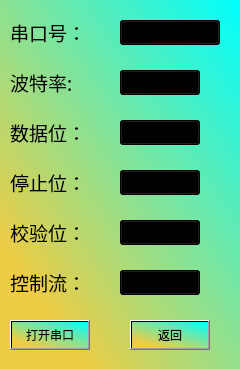
Old version of the form serport_dialog.ui in the repository SWX-TJ/RobotVisionClient.
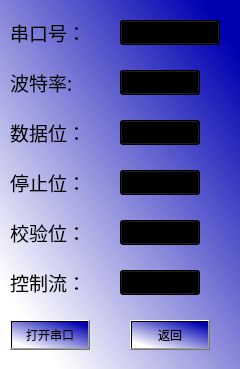
New version of the form. Icons and pictures are not drawn.

What changed in the file:
```diff
--- a/serport_dialog.ui
+++ b/serport_dialog.ui
@@ -18,7 +18,7 @@
     <normaloff>:/icon_image/resource/robot.ico</normaloff>:/icon_image/resource/robot.ico</iconset>
   </property>
   <property name="styleSheet">
-   <string notr="true">background-color: qlineargradient(spread:pad, x1:0.199, y1:0.852273, x2:1, y2:0, stop:0 rgba(238, 204, 68, 255), stop:1 rgba(0, 255, 255, 255));
+   <string notr="true">background-color: qlineargradient(spread:pad, x1:0.136, y1:0.892, x2:0.920455, y2:0.074, stop:0 rgba(255, 255, 255, 255), stop:1 rgba(0, 0, 177, 255));
 font: 14pt &quot;华文新魏&quot;;</string>
   </property>
   <widget class="QLabel" name="port_label">
```
